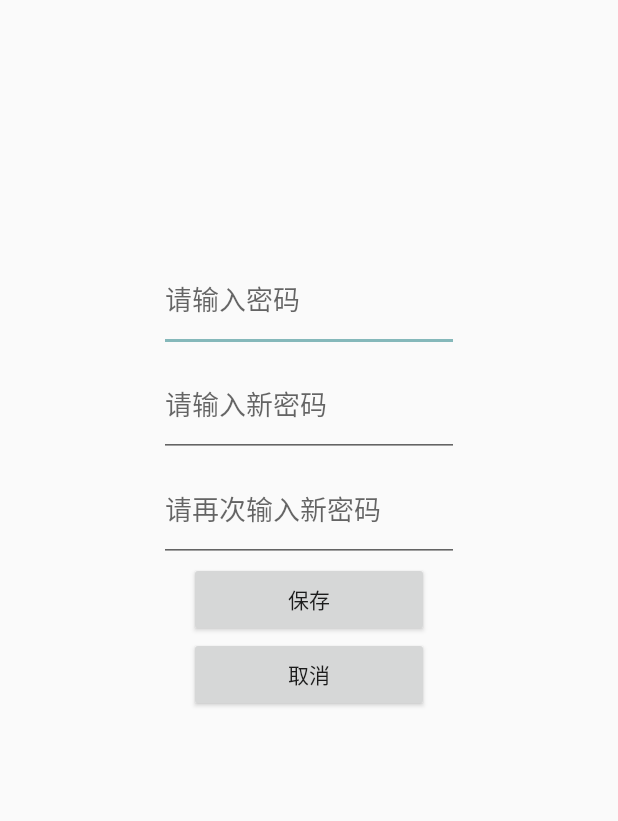
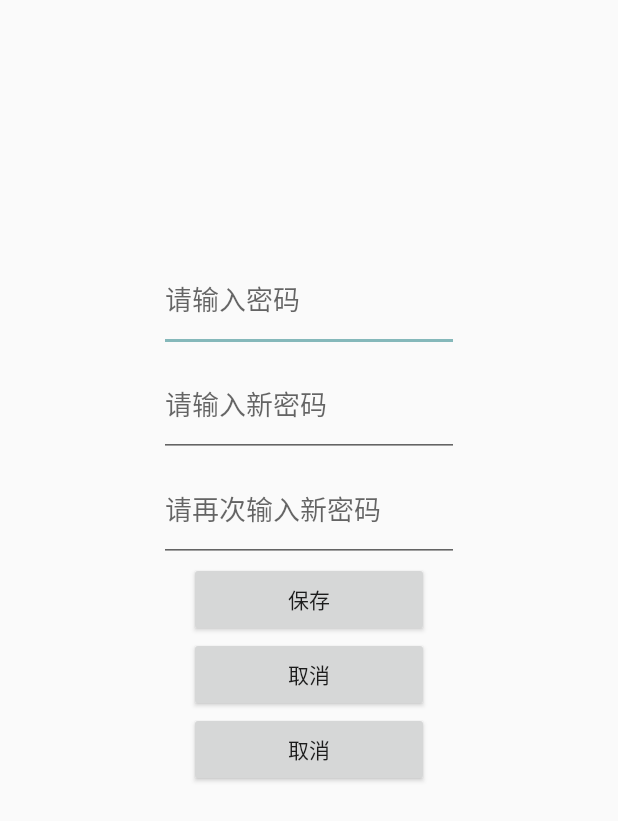
Before and after one commit to iwannaeat/learngit, an Android app: the ChangePassword screen opened directly, with no data from a screen before it, on a phone screen of 412 x 824 dp. Shown: the top 821 px of the screen. Run offline under Robolectric (Android 15) with nearby library versions, the phone set to English and light mode, and no system bars.

Commit message:
First try.

```diff
--- a/app/src/main/res/layout/change_password.xml
+++ b/app/src/main/res/layout/change_password.xml
@@ -37,10 +37,16 @@
             android:id="@+id/btn_reset"
             android:layout_gravity="center"/>
         <Button
+        android:layout_width="160dp"
+        android:layout_height="50dp"
+        android:text="取消"
+        android:id="@+id/btn_out"
+        android:layout_gravity="center"/>
+        <Button
             android:layout_width="160dp"
             android:layout_height="50dp"
             android:text="取消"
-            android:id="@+id/btn_out"
+            android:id="@+id/btn_ou"
             android:layout_gravity="center"/>
     </LinearLayout>
 </LinearLayout>
```
